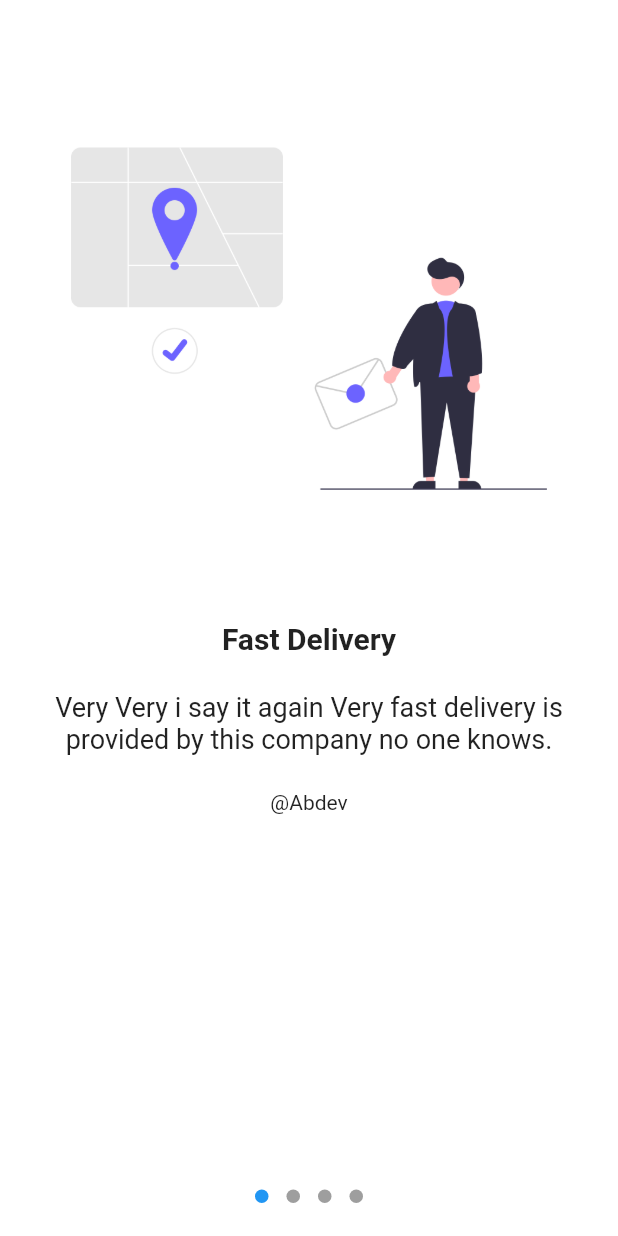
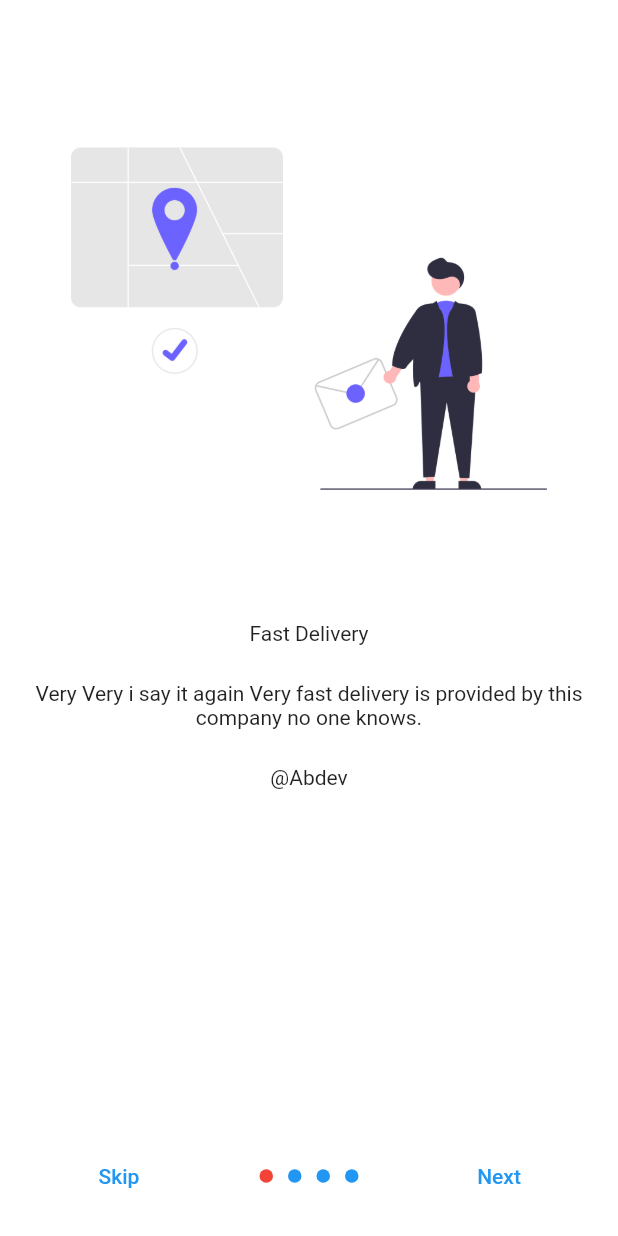
Before and after one commit to abentad/onboardingUI, a Flutter app: the screen it shows after launch, on a phone screen of 412 x 824 dp. Run offline on Flutter 3.47's test engine with Material 2 defaults, Android fonts, the phone set to English and light mode, and no system bars; drawn by our look-alikes of introduction_screen.

Commit message:
after decoration and button functionalities

```diff
--- a/lib/home_screen.dart
+++ b/lib/home_screen.dart
@@ -1,7 +1,13 @@
 import 'package:flutter/material.dart';
 import 'package:introduction_screen/introduction_screen.dart';
+import 'package:onboard_ui/main_screen.dart';
 
 class HomePage extends StatelessWidget {
+  final pageDecoration = PageDecoration(
+    titleTextStyle: TextStyle(),
+    bodyTextStyle: TextStyle(),
+  );
+
   List<PageViewModel> getPages() {
     return [
       PageViewModel(
@@ -9,25 +15,37 @@ class HomePage extends StatelessWidget {
         title: "Fast Delivery",
         body:
             "Very Very i say it again Very fast delivery is provided by this company no one knows.",
-        footer: Text('@Abdev'),
+        footer: Text(
+          '@Abdev',
+        ),
+        decoration: pageDecoration,
       ),
       PageViewModel(
         image: Image.asset("assets/images/Ontheway.png"),
         title: "On the way",
         body: "you will know where your order is in real time... JK",
-        footer: Text('@Abdev'),
+        footer: Text(
+          '@Abdev',
+        ),
+        decoration: pageDecoration,
       ),
       PageViewModel(
         image: Image.asset("assets/images/Taken.png"),
         title: "Taken",
         body: "Your order might be Taken we DONOT hold responsibility.",
-        footer: Text('@Abdev'),
+        footer: Text(
+          '@Abdev',
+        ),
+        decoration: pageDecoration,
       ),
       PageViewModel(
         image: Image.asset("assets/images/Yacht.png"),
         title: "Prize",
         body: "You might win a yacht by using our services... again JK",
-        footer: Text('@Abdev'),
+        footer: Text(
+          '@Abdev',
+        ),
+        decoration: pageDecoration,
       ),
     ];
   }
@@ -36,10 +54,46 @@ class HomePage extends StatelessWidget {
   Widget build(BuildContext context) {
     return Scaffold(
       body: IntroductionScreen(
-        done: Text("done"),
-        onDone: () {},
+        //the done button that is going to be shown at the end
+        done: Text("Done"),
+
+        //the skip button notice the showskipbutton has to be set to true in order
+        //for it to appear on screen unlike the done button
+        skip: Text("Skip"),
+        showSkipButton: true,
+
+        //the next button that is goint to appear on screen if the shownextbutton is true
+        next: Text("Next"),
+        showNextButton: true,
+
+        //call back funciton that happens when the done button is pressed
+        onDone: () {
+          Navigator.push(
+            context,
+            MaterialPageRoute(
+              builder: (context) => MainPage(),
+            ),
+          );
+        },
+
+        //gets the pages from pageviewmodel list above
         pages: getPages(),
+
+        //sets the background color
         globalBackgroundColor: Colors.white,
+
+        //used for animation
+        curve: Curves.elasticIn,
+        animationDuration: 350,
+
+        //decoraiton example for the dots for navigation
+        dotsDecorator: DotsDecorator(
+          shape: StadiumBorder(),
+          activeShape: StadiumBorder(),
+          activeColor: Colors.red,
+          color: Colors.blue,
+          spacing: EdgeInsets.symmetric(horizontal: 5.0),
+        ),
       ),
     );
   }
--- /dev/null
+++ b/lib/main_screen.dart
@@ -0,0 +1,14 @@
+import 'package:flutter/material.dart';
+
+class MainPage extends StatelessWidget {
+  @override
+  Widget build(BuildContext context) {
+    return Scaffold(
+      body: Container(
+        child: Center(
+          child: Text("this is the main page"),
+        ),
+      ),
+    );
+  }
+}
```
